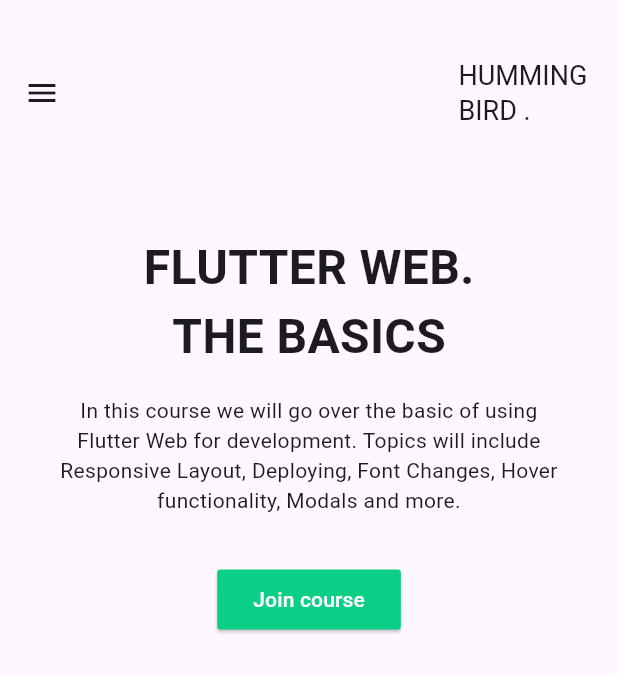
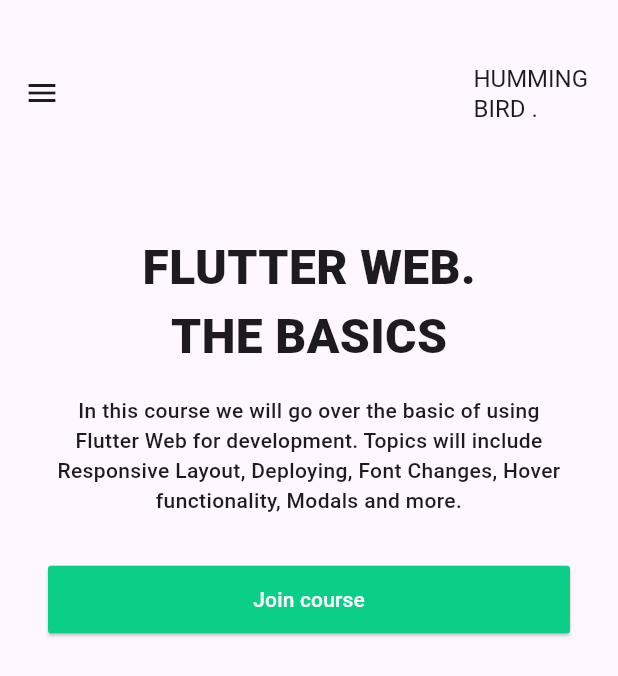
Before and after one commit to PaponAhasan/Ostad-Assignment, a Flutter app: the screen it shows after launch, after a tap on "Join course", on a phone screen of 412 x 824 dp. Shown: the top 676 px of the screen. Run offline on Flutter 3.47's test engine with Material 3 defaults, Android fonts, the phone set to English and light mode, and no system bars; missing offline and left inert: window_manager; Roboto replaces fonts that are missing (Poppins).

Commit message:
desktop responsive design implements

```diff
--- a/lib/presentation/screens/home_screen.dart
+++ b/lib/presentation/screens/home_screen.dart
@@ -1,10 +1,12 @@
-import 'package:flutter/cupertino.dart';
+import 'package:extend_greeting_app/presentation/widgets/desktop_body.dart';
 import 'package:flutter/material.dart';
-import 'package:flutter/widgets.dart';
 
 import '../utils/style.dart';
+import '../widgets/mobile_body.dart';
 import '../widgets/nav_menu.dart';
 import '../widgets/responsive_builder.dart';
+import '../widgets/tablet_body.dart';
+import '../widgets/top_header.dart';
 
 class HomeScreen extends StatelessWidget {
   const HomeScreen({super.key});
@@ -29,26 +31,26 @@
           alignment: Alignment.centerRight,
           child: Text(
             'HUMMING \nBIRD .',
-            style:  TextStyle(
-              fontSize: 18,
+            style: TextStyle(
+              fontSize: 16,
             ),
           ),
         ),
       ),
       drawer: const NavMenu(),
-      body: SingleChildScrollView(
-        child: mainBody(),
+      body: const SingleChildScrollView(
+        child: MobileBody(),
       ),
     );
   }
 
   Widget _buildTabletLayout(BuildContext context) {
-    return Scaffold(
+    return const Scaffold(
       body: Column(
         children: [
-          topHeader(context),
+          TopHeader(),
           Expanded(
-            child: mainBody(),
+            child: TabletBody(),
           ),
         ],
       ),
@@ -56,156 +58,15 @@
   }
 
   Widget _buildDesktopLayout(BuildContext context) {
-    return Scaffold(
+    return const Scaffold(
       body: Column(
         children: [
-          topHeader(context),
+          TopHeader(),
           Expanded(
-            child: desktopBody(),
+            child: DesktopBody(),
           ),
         ],
       ),
     );
   }
-
-  Widget topHeader(BuildContext context) {
-    return SizedBox(
-      height: MediaQuery.of(context).size.height * 0.15,
-      child: const Row(
-        crossAxisAlignment: CrossAxisAlignment.center,
-        children: [
-          SizedBox(
-            width: 30,
-          ),
-          Expanded(
-            child: Row(
-              crossAxisAlignment: CrossAxisAlignment.start,
-              children: [
-                Expanded(child: Text('HUMMING \nBIRD .')),
-                Text('Episodes'),
-                SizedBox(
-                  width: 30,
-                ),
-                Text('About'),
-                SizedBox(
-                  width: 30,
-                ),
-              ],
-            ),
-          )
-        ],
-      ),
-    );
-  }
-
-  Widget mainBody() {
-    return Padding(
-      padding: const EdgeInsets.all(32.0),
-      child: Center(
-        child: Column(
-          mainAxisAlignment: MainAxisAlignment.center,
-          children: [
-            const Text(
-              "FLUTTER WEB.",
-              style: TextStyle(
-                fontSize: 32,
-                fontWeight: FontWeight.bold,
-                fontFamily: 'Poppins',
-              ),
-            ),
-            const Text(
-              "THE BASICS",
-              style: TextStyle(
-                fontSize: 32,
-                fontWeight: FontWeight.bold,
-                fontFamily: 'Poppins',
-              ),
-            ),
-            const SizedBox(
-              height: 16,
-            ),
-            const Text(
-                textAlign: TextAlign.center,
-                "In this course we will go over the basic of using Flutter Web for development. "
-                "Topics will include Responsive Layout, Deploying, Font Changes, Hover functionality, Modals and more. "),
-            const SizedBox(
-              height: 32,
-            ),
-            ElevatedButton(
-              onPressed: () {},
-              style: buttonStyle,
-              child: const Text('Join course'),
-            )
-          ],
-        ),
-      ),
-    );
-  }
-
-  Widget mobileBody() {
-    return Text("mobile");
-  }
-
-  Widget tabletBody() {
-    return Text("tablet");
-  }
-
-  Widget desktopBody() {
-    return Padding(
-      padding: const EdgeInsets.all(32.0),
-      child: Row(
-        children: [
-          const Expanded(
-            flex: 50,
-            child: Column(
-              mainAxisAlignment: MainAxisAlignment.center,
-              crossAxisAlignment: CrossAxisAlignment.start,
-              children: [
-                Text(
-                  "FLUTTER WEB.",
-                  style: TextStyle(
-                    fontSize: 32,
-                    fontWeight: FontWeight.bold,
-                    fontFamily: 'Poppins',
-                  ),
-                ),
-                Text(
-                  "THE BASICS",
-                  style: TextStyle(
-                    fontSize: 32,
-                    fontWeight: FontWeight.bold,
-                    fontFamily: 'Poppins',
-                  ),
-                ),
-                SizedBox(
-                  height: 16,
-                ),
-                Text(
-                    "In this course we will go over the basic of using Flutter Web for development. "
-                    "Topics will include Responsive Layout, Deploying, Font Changes, Hover functionality, Modals and more. "),
-              ],
-            ),
-          ),
-          const Expanded(
-            flex: 20,
-            child: SizedBox(
-              width: 32,
-            ),
-          ),
-          Expanded(
-            flex: 30,
-            child: ElevatedButton(
-              onPressed: () {},
-              style: buttonStyle,
-              child: const Text('Join course'),
-            ),
-          )
-        ],
-      ),
-    );
-  }
-
-  Widget textView(){
-    return Text("hello");
-  }
 }
--- a/lib/presentation/utils/style.dart
+++ b/lib/presentation/utils/style.dart
@@ -1,9 +1,21 @@
 import 'package:flutter/material.dart';
 
-ButtonStyle buttonStyle = ElevatedButton.styleFrom(
+ButtonStyle buttonStyle() => ElevatedButton.styleFrom(
   foregroundColor: Colors.white,
+  minimumSize: const Size(0, 45),
   backgroundColor: const Color.fromARGB(255, 11, 207, 135),
   shape: const RoundedRectangleBorder(
     borderRadius: BorderRadius.all(Radius.circular(2.0)),
   ),
 );
+
+TextStyle textStyle() => const TextStyle(
+  fontSize: 32,
+  fontWeight: FontWeight.w900,
+  fontFamily: 'Poppins',
+);
+
+TextStyle textStyle2() => const TextStyle(
+  fontWeight: FontWeight.w500,
+  fontFamily: 'Poppins',
+);
--- /dev/null
+++ b/lib/presentation/widgets/mobile_body.dart
@@ -0,0 +1,48 @@
+import 'package:flutter/material.dart';
+
+import '../utils/style.dart';
+
+class MobileBody extends StatelessWidget {
+  const MobileBody({super.key});
+
+  @override
+  Widget build(BuildContext context) {
+    return Padding(
+      padding: const EdgeInsets.all(32.0),
+      child: Center(
+        child: Column(
+          mainAxisAlignment: MainAxisAlignment.center,
+          children: [
+            Text(
+              "FLUTTER WEB.",
+              style: textStyle(),
+            ),
+            Text(
+              "THE BASICS",
+              style: textStyle(),
+            ),
+            const SizedBox(
+              height: 16,
+            ),
+            Text(
+                style: textStyle2(),
+                textAlign: TextAlign.center,
+                "In this course we will go over the basic of using Flutter Web for development. "
+                    "Topics will include Responsive Layout, Deploying, Font Changes, Hover functionality, Modals and more. "),
+            const SizedBox(
+              height: 32,
+            ),
+            SizedBox(
+              width: double.infinity,
+              child: ElevatedButton(
+                onPressed: () {},
+                style: buttonStyle(),
+                child: const Text('Join course'),
+              ),
+            )
+          ],
+        ),
+      ),
+    );
+  }
+}
--- a/lib/presentation/widgets/nav_menu.dart
+++ b/lib/presentation/widgets/nav_menu.dart
@@ -7,8 +7,11 @@
 
   @override
   Widget build(BuildContext context) {
+    final screenHeight = MediaQuery.of(context).size.height;
+
     return Drawer(
       child: SafeArea(
+        child: SingleChildScrollView(
           child: Column(
             children: [
               /* Header */
@@ -17,7 +20,8 @@
                 width: double.infinity,
                 color: const Color.fromARGB(255, 27, 221, 150),
                 // Sets the header color
-              child: const Column(
+                child: const Center(
+                  child: Column(
                     mainAxisAlignment: MainAxisAlignment.center,
                     crossAxisAlignment: CrossAxisAlignment.center,
                     children: [
@@ -28,7 +32,7 @@
                           fontSize: 18,
                         ),
                       ),
-                  SizedBox(width: 16),
+                      SizedBox(height: 8),
                       Text(
                         'TAP HERE',
                         style: TextStyle(
@@ -39,15 +43,25 @@
                     ],
                   ),
                 ),
+              ),
               /* List Items */
-            SizedBox(height: MediaQuery.of(context).size.height * 0.05,),
-            const ListTile(
-              leading: Icon(Icons.movie_filter_outlined),
-              title: Text(
+              Padding(
+                padding: EdgeInsets.symmetric(
+                  vertical: screenHeight * 0.05,
+                  horizontal: screenHeight * 0.02, // Added horizontal padding
+                ),
+                child: Column(
+                  children: [
+                    ListTile(
+                      leading: const Icon(Icons.movie_filter_outlined),
+                      title: const Text(
                         'Episodes',
                       ),
+                      onTap: () => Navigator.of(context).pop(),
                     ),
-            SizedBox(height: MediaQuery.of(context).size.height * 0.03,),
+                    SizedBox(
+                      height: MediaQuery.of(context).size.height * 0.03,
+                    ),
                     ListTile(
                       leading: const Icon(Icons.message),
                       title: const Text(
@@ -58,38 +72,9 @@
                   ],
                 ),
               ),
-    );
-  }
-}
-
-class NavMenu2 extends StatelessWidget {
-  const NavMenu2({
-    super.key,
-  });
-
-  @override
-  Widget build(BuildContext context) {
-    return SizedBox(
-      height: MediaQuery.of(context).size.height * 0.25,
-      width: double.infinity,
-      child: Row(
-        mainAxisAlignment: MainAxisAlignment.end,
-        children: [
-          const ListTile(
-            leading: Icon(Icons.person),
-            title: Text(
-              'Profile',
+            ],
           ),
         ),
-          ListTile(
-            leading: const Icon(Icons.person),
-            title: const Text(
-              'Settings',
-            ),
-            tileColor: Colors.grey.shade300,
-            onTap: () => Navigator.of(context).pop(),
-          ),
-        ],
       ),
     );
   }
```
Also changed, not shown: lib/presentation/widgets/desktop_body.dart (added, +56 -0 lines), lib/presentation/widgets/tablet_body.dart (added, +44 -0 lines), lib/presentation/widgets/top_header.dart (added, +43 -0 lines). Lines whose indentation alone changed are shown as unchanged.
